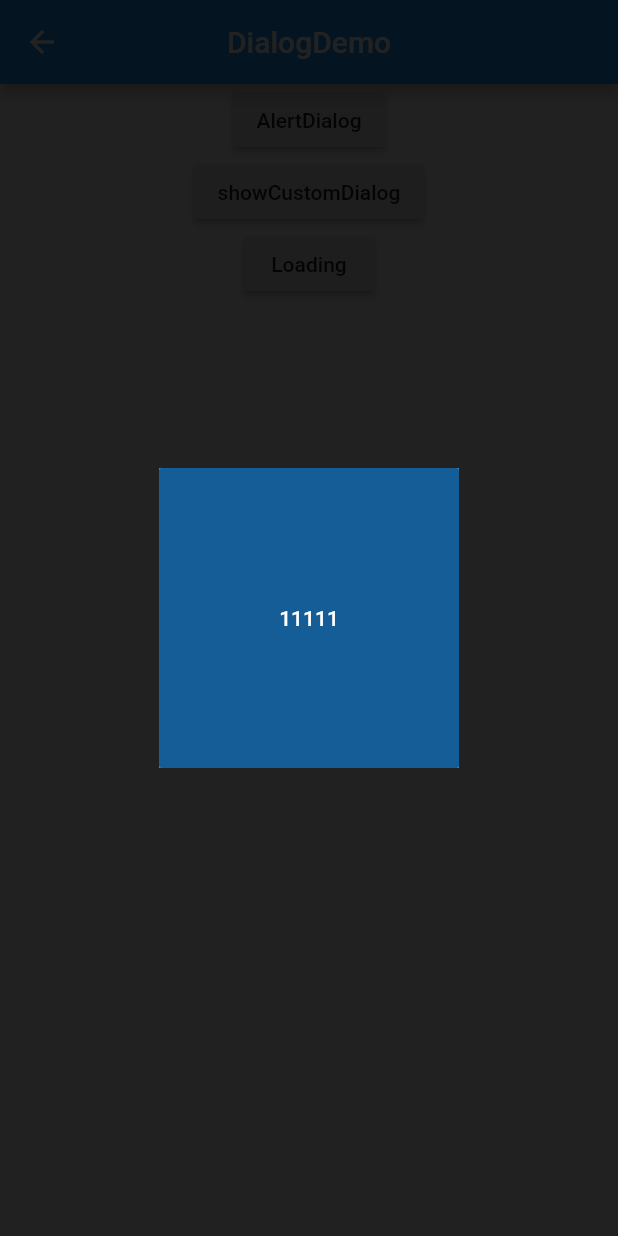
After one commit to wangcheng319/WanAndroid-flutter, a Flutter app: the DialogDemoPage screen opened by its route, after a tap on "showCustomDialog", on a phone screen of 412 x 824 dp. The commit adds this screen. Run offline on Flutter 3.47's test engine with Material 2 defaults, Android fonts, the phone set to English and light mode, and no system bars; our stand-ins replace dio, flutter_swiper, shared_preferences; missing offline and left inert: flutter_webview_plugin; accounts and stored records are empty; generated files the repository leaves out were written again; network calls fail; statements that could not run were skipped.

Commit message:
布局组件

```diff
--- a/wanandroid/lib/main.dart
+++ b/wanandroid/lib/main.dart
@@ -1,6 +1,8 @@
 import 'package:flutter/material.dart';
 import 'package:wanandroid/pages/align_page.dart';
 import 'package:wanandroid/pages/animate_page.dart';
+import 'package:wanandroid/pages/dialog_page.dart';
+import 'package:wanandroid/pages/event_page.dart';
 import 'package:wanandroid/pages/future_builder_page.dart';
 import 'package:wanandroid/pages/list_details_page.dart';
 import 'package:wanandroid/pages/projectpage.dart';
@@ -29,7 +31,9 @@ class MyApp extends StatelessWidget {
         '/future_builder_page': (BuildContext context) => FutureBuilderPage(),
         '/align_page': (BuildContext context) => AlignDemoPage(),
         '/animate_page': (BuildContext context) => AnimateDemoPage(),
-        '/stack_positioned_page': (BuildContext context) => StackPositionedPage()
+        '/stack_positioned_page': (BuildContext context) => StackPositionedPage(),
+        '/dialog_page': (BuildContext context) => DialogDemoPage(),
+        '/event_page': (BuildContext context) => EventDemoPage()
       },
       debugShowCheckedModeBanner: false,
     );
--- /dev/null
+++ b/wanandroid/lib/pages/dialog_page.dart
@@ -0,0 +1,129 @@
+import 'package:flutter/material.dart';
+
+class DialogDemoPage extends StatefulWidget {
+  @override
+  _DialogDemoPageState createState() => _DialogDemoPageState();
+}
+
+class _DialogDemoPageState extends State<DialogDemoPage> {
+  @override
+  Widget build(BuildContext context) {
+    return Scaffold(
+      appBar: AppBar(
+        title: Text('DialogDemo'),
+        centerTitle: true,
+      ),
+      body: Center(
+        child: Container(
+          child: Column(
+            children: <Widget>[
+              RaisedButton(
+                child: Text("AlertDialog"),
+                onPressed: () {
+                  _showAlertDialog();
+                },
+              ),
+              RaisedButton(
+                child: Text("showCustomDialog"),
+                onPressed: () {
+                  _showCustomDialog();
+                },
+              ),
+              RaisedButton(
+                child: Text("Loading"),
+                onPressed: () {
+                  _showLoadingDialog();
+                },
+              )
+            ],
+          ),
+        ),
+      ),
+    );
+  }
+
+  void _showAlertDialog() {
+    showDialog(
+        context: context,
+        barrierDismissible: false, //点击影印不能取消
+        builder: (BuildContext context) {
+          return AlertDialog(
+            title: Text("标题"),
+            content: Text("这里放置内容文本"),
+            actions: <Widget>[
+              RaisedButton(
+                child: Text("Ok", style: TextStyle(color: Colors.white)),
+                onPressed: () {
+                  print("ok");
+                },
+              ),
+              RaisedButton(
+                child: Text("Cancle", style: TextStyle(color: Colors.white)),
+                onPressed: () {
+                  print("cancle");
+                  Navigator.of(context).pop();
+                },
+              )
+            ],
+            shape: BorderDirectional(
+                start: BorderSide(color: Colors.blue, width: 2.0),
+                end: BorderSide(color: Colors.blue, width: 2.0),
+                top: BorderSide(color: Colors.blue, width: 2.0),
+                bottom: BorderSide(color: Colors.blue, width: 2.0)),
+          );
+        });
+  }
+
+  void _showCustomDialog() {
+    showGeneralDialog(
+      context: context,
+      pageBuilder: (BuildContext buildContext, Animation<double> animation,
+          Animation<double> secondaryAnimation) {
+        return Center(
+          child: Container(
+            color: Colors.blue,
+            width: 200,
+            height: 200,
+            child: RaisedButton(
+              onPressed: null,
+              child: Text(
+                "11111",
+                style: TextStyle(color: Colors.white),
+              ),
+            ),
+          ),
+        );
+      },
+      barrierDismissible: true,
+      barrierLabel: MaterialLocalizations.of(context).modalBarrierDismissLabel,
+      barrierColor: Colors.black87, // 自定义遮罩颜色
+      transitionDuration: const Duration(milliseconds: 150),
+    );
+  }
+
+  void _showLoadingDialog() {
+    showDialog(
+        context: context,
+        barrierDismissible: false,
+        builder: (BuildContext context) {
+          return UnconstrainedBox(
+            constrainedAxis: Axis.vertical,
+            child: SizedBox(
+              width: 280,
+              child: AlertDialog(
+                content: Column(
+                  mainAxisSize: MainAxisSize.min,
+                  children: <Widget>[
+                    CircularProgressIndicator(),
+                    Padding(
+                      padding: const EdgeInsets.only(top: 26.0),
+                      child: Text("正在加载，请稍后..."),
+                    )
+                  ],
+                ),
+              ),
+            ),
+          );
+        });
+  }
+}
--- a/wanandroid/pubspec.yaml
+++ b/wanandroid/pubspec.yaml
@@ -10,7 +10,7 @@ description: A new Flutter project.
 version: 1.0.0+1
 
 environment:
-  sdk: ">=2.0.0-dev.68.0 <3.0.0"
+  sdk: ">=2.1.0 <3.0.0"
 
 dependencies:
   flutter:
```
Also changed, not shown: wanandroid/lib/pages/event_page.dart (added, +49 -0 lines), wanandroid/lib/pages/future_builder_page.dart (+46 -5 lines), wanandroid/lib/pages/projectpage.dart (+7 -29 lines).
